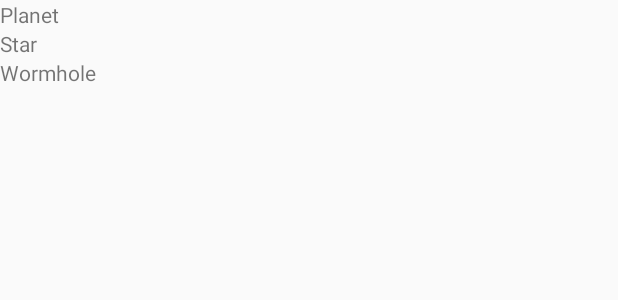
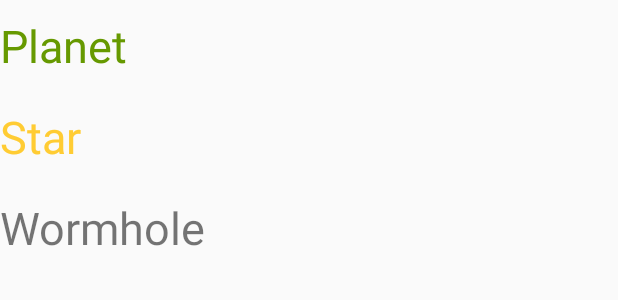
Before and after one commit to SchrodingersGat/planet, an Android app: the layout dlg_add_item.xml on its own in the app's theme, with its tools: preview values and no code run, on a phone screen of 412 x 824 dp. Shown: the top 300 px of the screen. Run offline under Robolectric (Android 15) with nearby library versions, the phone set to English and light mode, and no system bars.

Commit message:
Dialog layouts

```diff
--- a/app/src/main/res/layout/dlg_add_item.xml
+++ b/app/src/main/res/layout/dlg_add_item.xml
@@ -7,17 +7,28 @@
         android:id="@+id/textView3"
         android:layout_width="match_parent"
         android:layout_height="wrap_content"
-        android:text="Planet" />
+        android:layout_marginBottom="10dp"
+        android:layout_marginTop="10dp"
+        android:text="Planet"
+        android:textColor="@android:color/holo_green_dark"
+        android:textSize="30sp" />
 
     <TextView
         android:id="@+id/textView2"
         android:layout_width="match_parent"
         android:layout_height="wrap_content"
-        android:text="Star" />
+        android:layout_marginBottom="10dp"
+        android:layout_marginTop="10dp"
+        android:text="Star"
+        android:textColor="#ffcc33"
+        android:textSize="30sp" />
 
     <TextView
         android:id="@+id/textView"
         android:layout_width="match_parent"
         android:layout_height="wrap_content"
-        android:text="Wormhole" />
+        android:layout_marginBottom="10dp"
+        android:layout_marginTop="10dp"
+        android:text="Wormhole"
+        android:textSize="30sp" />
 </LinearLayout>
```
Also changed, not shown: app/src/main/res/layout/dlg_edit_planet.xml (added, +46 -0 lines).
